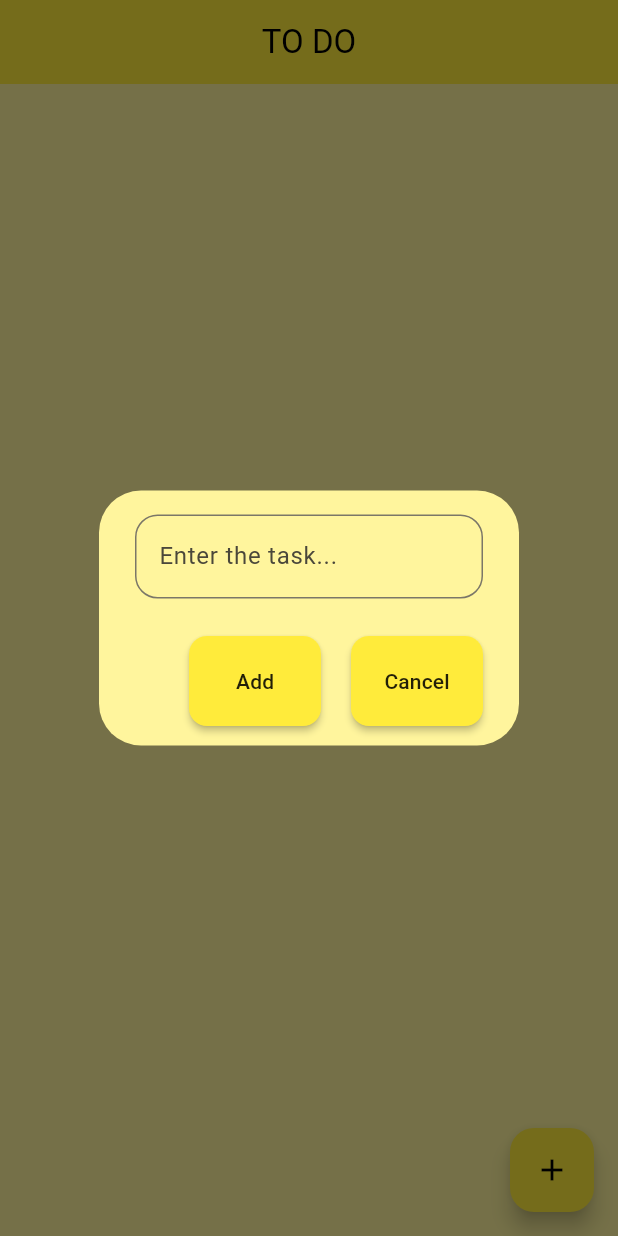
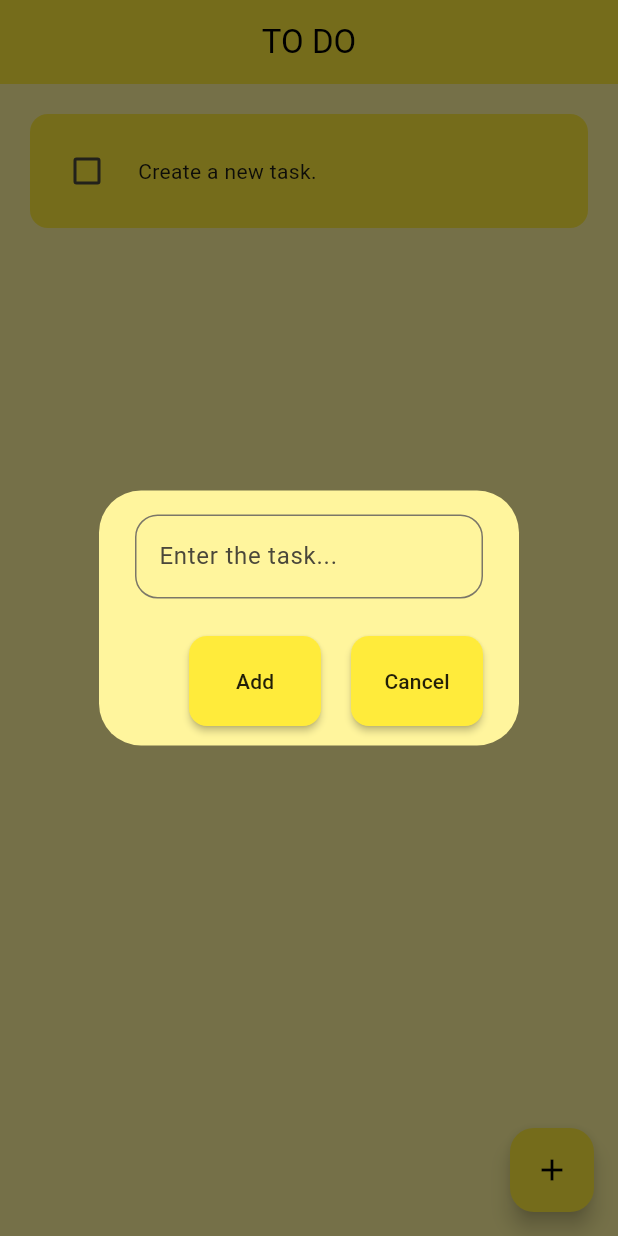
Before and after one commit to Wasif-Shahzad/to-do-app, a Flutter app: the screen it shows after launch, after a tap on the "add" icon, on a phone screen of 412 x 824 dp. Run offline on Flutter 3.47's test engine with Material 3 defaults, Android fonts, the phone set to English and light mode, and no system bars; drawn by our look-alikes of flutter_slidable; our stand-ins replace hive_flutter; accounts and stored records are empty.

Commit message:
Add Hive data base for testing on PC

```diff
--- /dev/null
+++ b/lib/database/database.dart
@@ -0,0 +1,21 @@
+import 'package:hive_flutter/hive_flutter.dart';
+
+class ToDoData {
+  final _myBox = Hive.box('myBox');
+
+  List toDoList = [];
+
+  void createInitialData(){
+    toDoList = [
+      ["Create a new task.", false],
+    ];
+  }
+
+  void loadData(){
+    toDoList = _myBox.get("TODOLIST");
+  }
+
+  void updateData(){
+    _myBox.put("TODOLIST", toDoList);
+  }
+}
--- a/lib/main.dart
+++ b/lib/main.dart
@@ -1,7 +1,10 @@
 import 'package:flutter/material.dart';
 import 'package:todo_app/pages/home_page.dart';
+import 'package:hive_flutter/hive_flutter.dart';
 
-void main() {
+void main() async {
+  await Hive.initFlutter();
+  var box = await Hive.openBox('myBox');
   runApp(const MyApp());
 }
 
--- a/lib/pages/home_page.dart
+++ b/lib/pages/home_page.dart
@@ -1,4 +1,6 @@
 import 'package:flutter/material.dart';
+import 'package:hive_flutter/hive_flutter.dart';
+import 'package:todo_app/database/database.dart';
 import 'package:todo_app/util/add_task_dialogue_box.dart';
 import 'package:todo_app/util/todo_tile.dart';
 
@@ -10,20 +12,36 @@ class HomePage extends StatefulWidget {
 }
 
 class _HomePageState extends State<HomePage> {
+  final _myBox = Hive.box('myBox');
   final _controller = TextEditingController();
-  List ToDoList = [];
+  ToDoData db = ToDoData();
+
+  @override
+  void initState() {
+    // TODO: implement initState
+    super.initState();
+    if(_myBox.get("TODOLIST") == null){
+      db.createInitialData();
+    }
+    else{
+      db.loadData();
+    }
+  }
 
   void checkBoxChanged(bool? value, int index){
     setState(() {
-      ToDoList[index][1] = !ToDoList[index][1];
+      db.toDoList[index][1] = !db.toDoList[index][1];
     });
+    db.updateData();
   }
 
   void saveNewTask(){
     setState(() {
-      ToDoList.add([_controller.text, false]);
+      db.toDoList.add([_controller.text, false]);
+      _controller.clear();
     });
     Navigator.of(context).pop();
+    db.updateData();
   }
 
   void addNewTask(){
@@ -39,6 +57,13 @@ class _HomePageState extends State<HomePage> {
     );
   }
 
+  void deleteTask(int index){
+    setState(() {
+      db.toDoList.removeAt(index);
+    });
+    db.updateData();
+  }
+
   @override
   Widget build(BuildContext context) {
     return Scaffold(
@@ -48,12 +73,13 @@ class _HomePageState extends State<HomePage> {
         elevation: 0,
       ),
       body: ListView.builder(
-        itemCount: ToDoList.length,
+        itemCount: db.toDoList.length,
         itemBuilder: (context, index) {
           return ToDoTile(
-            taskname: ToDoList[index][0],
-            taskStatus: ToDoList[index][1],
+            taskname: db.toDoList[index][0],
+            taskStatus: db.toDoList[index][1],
             onChanged: (value) => checkBoxChanged(value, index),
+            deleteFunction: (context) => deleteTask(index),
           );
         },
       ),
--- a/lib/util/todo_tile.dart
+++ b/lib/util/todo_tile.dart
@@ -1,20 +1,35 @@
 import 'package:flutter/material.dart';
+import 'package:flutter_slidable/flutter_slidable.dart';
 
 class ToDoTile extends StatelessWidget {
   final String taskname;
   final bool taskStatus;
   Function(bool?)? onChanged;
+  Function(BuildContext)? deleteFunction;
   ToDoTile({
     super.key,
     required this.taskname,
     required this.taskStatus,
     required this.onChanged,
+    required this.deleteFunction,
   });
 
   @override
   Widget build(BuildContext context) {
     return Padding(
       padding: const EdgeInsets.only(left: 20.0, top: 20.0, right: 20.0),
+      child: Slidable(
+        endActionPane: ActionPane(
+          motion: const StretchMotion(),
+          children: [
+            SlidableAction(
+              onPressed: deleteFunction,
+              backgroundColor: Colors.red.shade700,
+              icon: Icons.delete,
+              borderRadius: BorderRadius.circular(12.0),
+            )
+          ],
+        ),
         child: Container(
           padding: const EdgeInsets.all(14.0),
           child: Row(
@@ -34,6 +49,7 @@ class ToDoTile extends StatelessWidget {
             borderRadius: BorderRadius.circular(12.0),
           ),
         ),
+      ),
     );
   }
 }
--- a/pubspec.yaml
+++ b/pubspec.yaml
@@ -30,15 +30,20 @@ environment:
 dependencies:
   flutter:
     sdk: flutter
+  hive: ^2.2.3
+  hive_flutter: ^1.1.0
 
 
   # The following adds the Cupertino Icons font to your application.
   # Use with the CupertinoIcons class for iOS style icons.
   cupertino_icons: ^1.0.6
+  flutter_slidable: ^3.1.0
 
 dev_dependencies:
   flutter_test:
     sdk: flutter
+  hive_generator: ^1.1.3
+  build_runner: ^2.1.11
 
   # The "flutter_lints" package below contains a set of recommended lints to
   # encourage good coding practices. The lint set provided by the package is
```
Also changed, not shown: pubspec.lock, 1 other file. Lines whose indentation alone changed are shown as unchanged.
